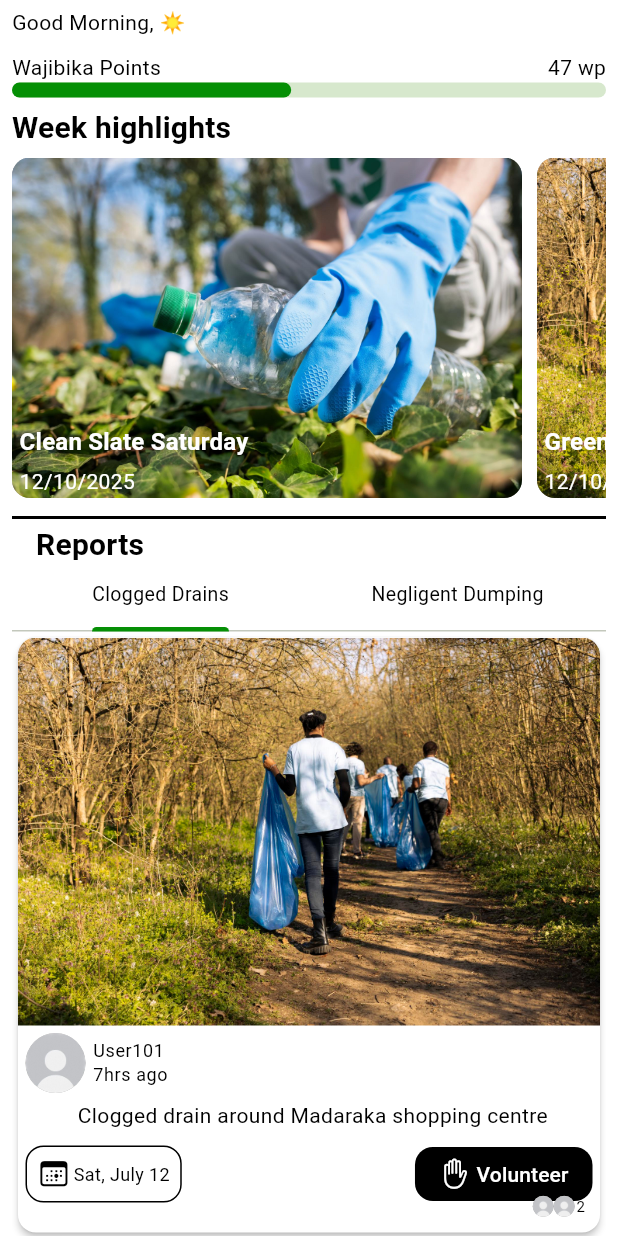
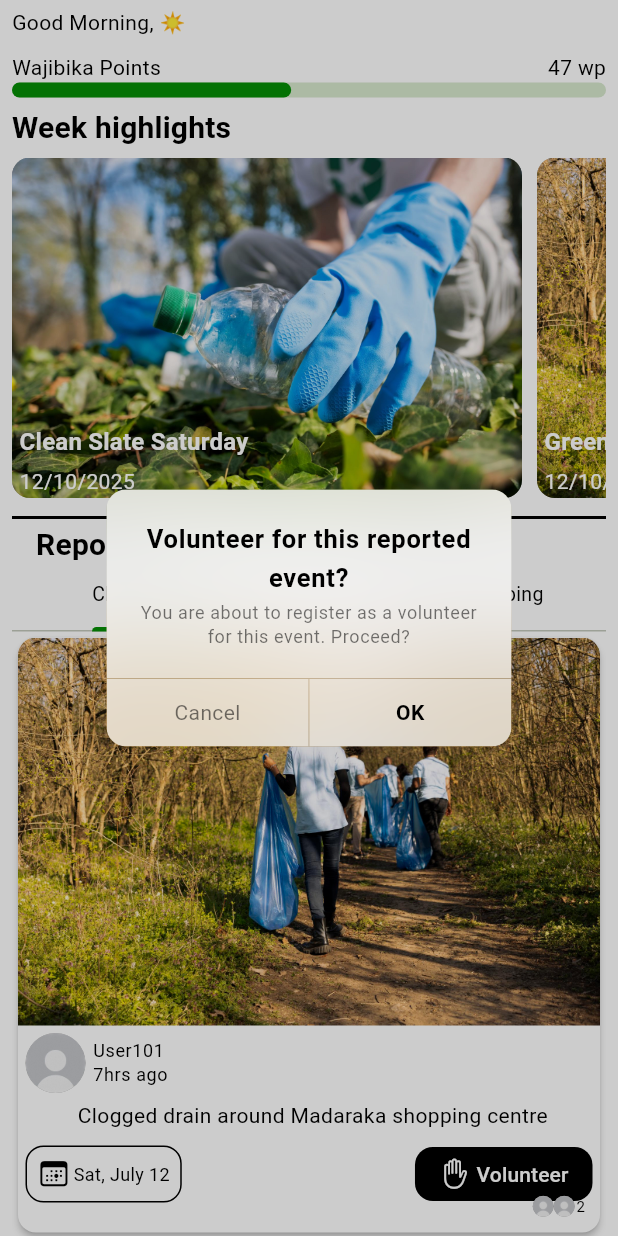
Before and after one commit to H-Munene/Wajibika_Mobile, a Flutter app: the HomeFeed widget shown alone on an empty page, opened directly, after a tap on "Volunteer", on a phone screen of 412 x 824 dp. Run offline on Flutter 3.47's test engine with Material 3 defaults, Android fonts, the phone set to English and light mode, and no system bars; our stand-ins replace bloc, cherry_toast, fluentui_system_icons, flutter_bloc, flutter_heatmap_calendar, font_awesome_flutter and 8 more; accounts and stored records are empty; project files that could hold a hidden picture were left out.

Commit message:
feat: base cupertino alert dialog for alerts

```diff
--- a/lib/core/theme/theme.dart
+++ b/lib/core/theme/theme.dart
@@ -1,3 +1,4 @@
+import 'package:flutter/cupertino.dart';
 import 'package:flutter/material.dart';
 import 'package:google_fonts/google_fonts.dart';
 import '../core.dart';
@@ -36,6 +37,11 @@ class AppTheme {
     ),
     floatingActionButtonTheme: _floatingActionButtonThemeData(),
     tabBarTheme: _tabBarThemeData(),
+    cupertinoOverrideTheme: NoDefaultCupertinoThemeData(
+      textTheme: CupertinoTextThemeData(
+        textStyle: GoogleFonts.lexendExa(), // Add parentheses
+      ),
+    ),
   );
 
   // TODO(H-Munene): dark theme configuration, https://github.com/H-Munene/bloc_CleanArch/issues/2
@@ -114,6 +120,13 @@ class AppTheme {
         color: Colors.black,
       ),
     ),
+    titleSmall: GoogleFonts.lexendExa(
+      textStyle: const TextStyle(
+        fontSize: 20,
+        fontWeight: FontWeight.bold,
+        color: Colors.black,
+      ),
+    ),
     bodyLarge: GoogleFonts.lexendExa(
       textStyle: const TextStyle(
         fontSize: 17,
--- a/lib/presentation/pages/auth/screens/home/home_feed.dart
+++ b/lib/presentation/pages/auth/screens/home/home_feed.dart
@@ -1,10 +1,9 @@
 import 'package:bloc_clean_arch/core/core.dart';
 import 'package:bloc_clean_arch/domain/repositories/user_repository.dart';
 import 'package:bloc_clean_arch/presentation/pages/auth/screens/home/week_highlights.dart';
-import 'package:bloc_clean_arch/presentation/providers/user_provider.dart';
-import 'package:bloc_clean_arch/presentation/widgets/custom_richtext.dart';
 import 'package:bloc_clean_arch/presentation/widgets/wajibika_points_progress.dart';
 import 'package:bloc_clean_arch/presentation/widgets/wajibika_report_feed_card.dart';
+import 'package:bloc_clean_arch/presentation/widgets/widgets.dart';
 import 'package:flutter/material.dart';
 import 'package:bloc_clean_arch/core/utils/app_assets.dart';
 import 'package:provider/provider.dart';
@@ -26,6 +25,17 @@ class _HomeFeedState extends State<HomeFeed> with TickerProviderStateMixin {
   void initState() {
     _tabController = TabController(length: 2, vsync: this);
     super.initState();
+  }
+
+  void _confirmVolunteerForThisEvent() {
+    CustomDialogBottomAppSheet.cupertinoAlertDialog(
+      context: context,
+      title: 'Volunteer for this reported event?',
+      content:
+          'You are about to register as a volunteer for this event. Proceed?',
+      // TODO: mark as volunteer for event -> will need report id
+      onDestructiveActionPressed: () => Navigator.of(context).pop(),
+    );
   }
 
   @override
@@ -64,15 +74,6 @@ class _HomeFeedState extends State<HomeFeed> with TickerProviderStateMixin {
                 ),
               ),
 
-              // SliverToBoxAdapter(
-              //   child: Padding(
-              //     padding: const EdgeInsets.only(top: 10),
-              //     child: Text(
-              //       'Reports',
-              //       style: textTheme.titleMedium?.copyWith(fontSize: 20),
-              //     ),
-              //   ),
-              // ),
               SliverAppBar(
                 centerTitle: false,
                 pinned: true,
@@ -84,10 +85,6 @@ class _HomeFeedState extends State<HomeFeed> with TickerProviderStateMixin {
                   style: textTheme.titleMedium?.copyWith(fontSize: 20),
                 ),
                 backgroundColor: Colors.white,
-                // flexibleSpace: Text(
-                //   'Reports',
-                //   style: textTheme.titleMedium?.copyWith(fontSize: 20),
-                // ),
                 bottom: TabBar(
                   controller: _tabController,
                   tabs: [
@@ -112,7 +109,7 @@ class _HomeFeedState extends State<HomeFeed> with TickerProviderStateMixin {
           children: [
             ListView.separated(
               itemBuilder:
-                  (context, index) => const WajibikaReportFeedCard(
+                  (context, index) => WajibikaReportFeedCard(
                     showMyAvatar: true,
                     scheduleDate: 'Sat, July 12',
                     volunteerCount: 2,
@@ -120,6 +117,7 @@ class _HomeFeedState extends State<HomeFeed> with TickerProviderStateMixin {
                     time: '7hrs ago',
                     description:
                         'Clogged drain around Madaraka shopping centre',
+                    onPressed: _confirmVolunteerForThisEvent,
                   ),
               separatorBuilder:
                   (context, index) => const Divider(indent: 10, endIndent: 10),
@@ -127,14 +125,15 @@ class _HomeFeedState extends State<HomeFeed> with TickerProviderStateMixin {
             ),
             ListView.separated(
               itemBuilder:
-                  (context, index) => const WajibikaReportFeedCard(
+                  (context, index) => WajibikaReportFeedCard(
                     showMyAvatar: true,
                     scheduleDate: 'Sat, July 12',
                     volunteerCount: 2,
                     username: 'User101',
-                    time: '7hrs ago',
+                    time: 'Mon, July 10',
                     description:
                         'Clogged drain around Madaraka shopping centre',
+                    onPressed: _confirmVolunteerForThisEvent,
                   ),
               separatorBuilder:
                   (context, index) => const Divider(indent: 10, endIndent: 10),
--- a/lib/presentation/widgets/custom_bottom_sheet.dart
+++ b/lib/presentation/widgets/custom_bottom_sheet_dialogs.dart
@@ -7,7 +7,7 @@ import 'package:flutter/cupertino.dart';
 import 'package:flutter/material.dart';
 import 'package:flutter_bloc/flutter_bloc.dart';
 
-class CustomBottomAppSheet {
+class CustomDialogBottomAppSheet {
   // material bottom sheet purposefully for selecting media selection type
   static FutureOr<void> mediaSelectionBottomSheet({
     required BuildContext context,
@@ -144,4 +144,48 @@ class CustomBottomAppSheet {
           ),
     );
   }
+
+  static FutureOr<void> cupertinoAlertDialog({
+    required BuildContext context,
+    required String title,
+    required String content,
+    required void Function() onDestructiveActionPressed,
+  }) async {
+    final textTheme = Theme.of(context).textTheme;
+
+    await showCupertinoDialog<void>(
+      context: context,
+      builder:
+          (context) => CupertinoAlertDialog(
+            title: Text(
+              title,
+              style: textTheme.bodyLarge?.copyWith(fontWeight: FontWeight.bold),
+            ),
+            content: Text(
+              content,
+              style: textTheme.bodySmall?.copyWith(color: AppColors.greyText),
+            ),
+            actions: [
+              CupertinoDialogAction(
+                child: Text(
+                  'Cancel',
+                  style: textTheme.bodyMedium?.copyWith(
+                    color: AppColors.greyText,
+                  ),
+                ),
+                onPressed: () => Navigator.of(context).pop(),
+              ),
+              CupertinoDialogAction(
+                onPressed: onDestructiveActionPressed,
+                child: Text(
+                  'OK',
+                  style: textTheme.bodyMedium?.copyWith(
+                    fontWeight: FontWeight.bold,
+                  ),
+                ),
+              ),
+            ],
+          ),
+    );
+  }
 }
--- a/lib/presentation/widgets/wajibika_report_feed_card.dart
+++ b/lib/presentation/widgets/wajibika_report_feed_card.dart
@@ -14,6 +14,7 @@ class WajibikaReportFeedCard extends StatelessWidget {
   final String time;
   final String description;
   final String scheduleDate;
+  final VoidCallback onPressed;
 
   final bool showMyAvatar;
   const WajibikaReportFeedCard({
@@ -24,6 +25,7 @@ class WajibikaReportFeedCard extends StatelessWidget {
     required this.volunteerCount,
     required this.scheduleDate, // i.e "EEE, MMM d, ''yyyy"-> Wed, Jul 10, '2025
     this.showMyAvatar = false,
+    required this.onPressed,
   });
 
   @override
@@ -109,7 +111,7 @@ class WajibikaReportFeedCard extends StatelessWidget {
                           ),
                         ],
                       ),
-                      onPressed: () {},
+                      onPressed: onPressed,
                     ),
 
                     // conditionally rendered avatars
--- a/lib/presentation/widgets/widgets.dart
+++ b/lib/presentation/widgets/widgets.dart
@@ -3,5 +3,5 @@ export 'custom_text_form_field.dart';
 export 'custom_button.dart';
 export 'custom_richtext.dart';
 export 'custom_loading_indicator.dart';
-export 'custom_bottom_sheet.dart';
+export 'custom_bottom_sheet_dialogs.dart';
 export 'custom_user_avatar.dart';
```
Also changed, not shown: lib/main.dart (+2 -8 lines), lib/presentation/pages/auth/bottom_nav.dart (+5 -6 lines), lib/presentation/pages/auth/screens/profile/profile.dart (+4 -4 lines), lib/presentation/providers/user_provider.dart (deleted, +0 -20 lines).
